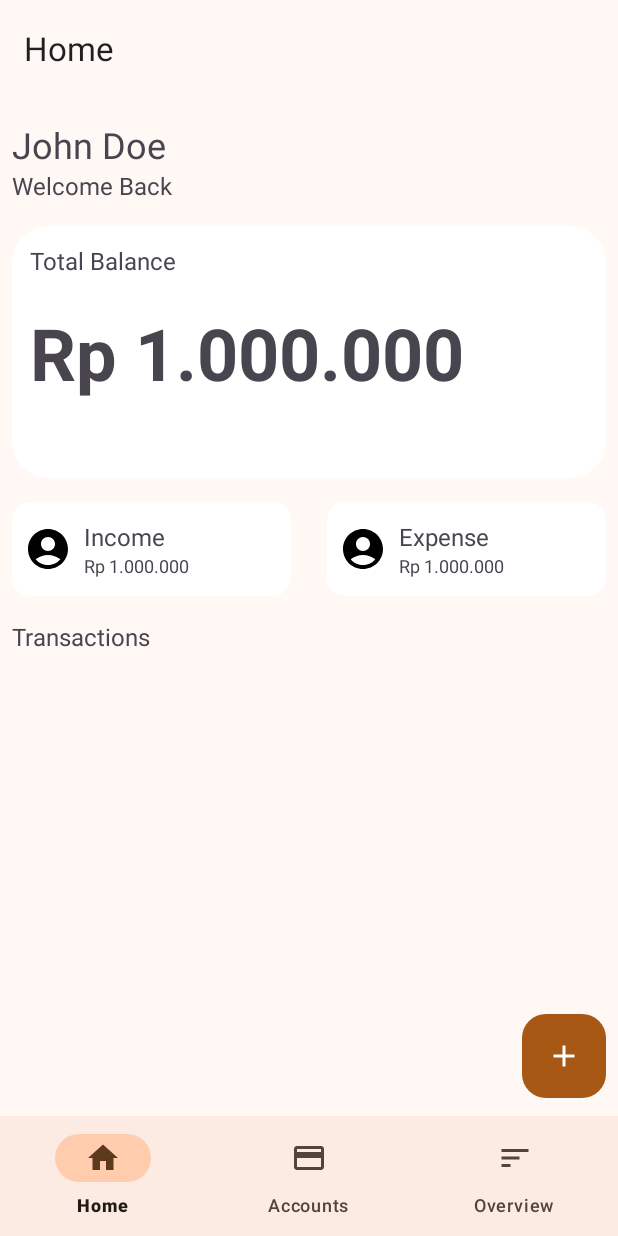
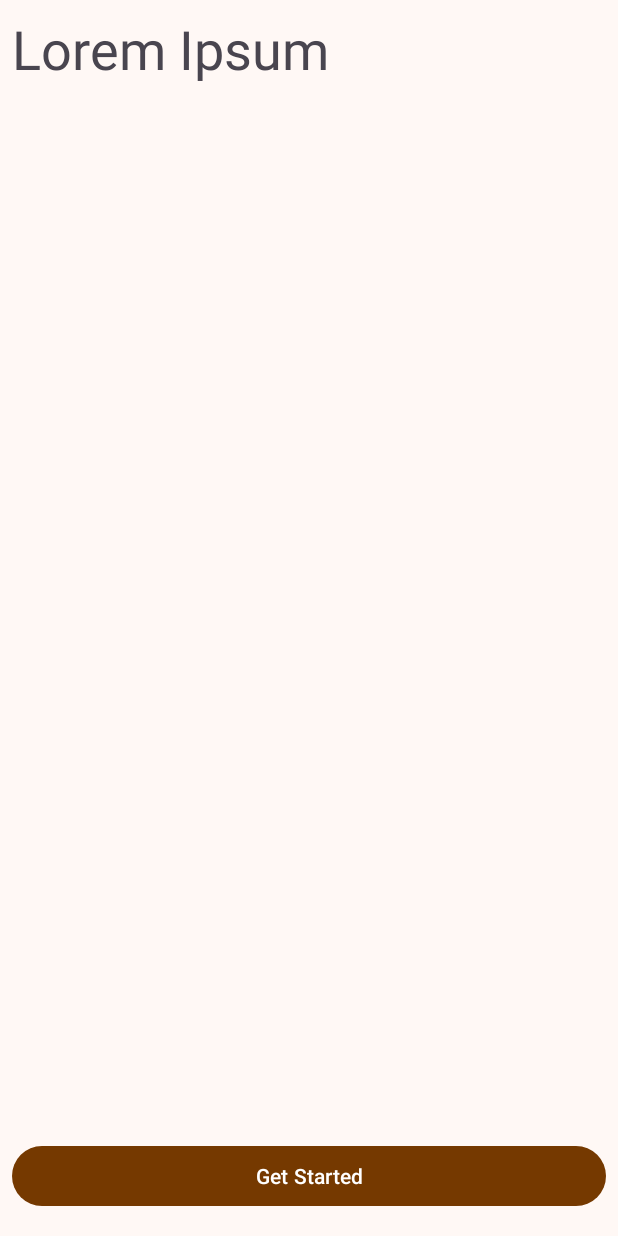
Before and after one commit to ZenMachi/PersonalFinance, an Android app: the screen it shows after launch (MainActivity before the commit, OnboardingActivity after it), on a phone screen of 412 x 824 dp. Run offline under Robolectric (Android 15) with nearby library versions, the phone set to English and light mode, and no system bars; our stand-ins replace Dagger/Hilt's generated code, Room's generated code, RxJava; 2 statements that could not run were skipped.

Commit message:
fix: Added OnboardingActivity but still check at home fragment need to move to MainActivity

```diff
--- a/app/src/main/java/com/dokari4/personalfinance/data/AppRepository.kt
+++ b/app/src/main/java/com/dokari4/personalfinance/data/AppRepository.kt
@@ -11,11 +11,14 @@ import com.dokari4.personalfinance.domain.model.User
 import com.dokari4.personalfinance.domain.repository.IAppRepository
 import com.dokari4.personalfinance.util.AppExecutors
 import com.dokari4.personalfinance.util.DataMapper
+import com.dokari4.personalfinance.util.OnboardingState
 import io.reactivex.CompletableObserver
 import io.reactivex.Flowable
 import io.reactivex.android.schedulers.AndroidSchedulers
 import io.reactivex.disposables.Disposable
 import io.reactivex.schedulers.Schedulers
+import kotlinx.coroutines.GlobalScope
+import kotlinx.coroutines.flow.Flow
 import javax.inject.Inject
 import javax.inject.Singleton
 
@@ -111,4 +114,12 @@ class AppRepository @Inject constructor(
             DataMapper.mapCategoryWithTransactionsEntityToDomain(it)
         }
     }
+
+    override fun checkOnboardingState(): Flow<OnboardingState> {
+        return localDataSource.checkOnboardingState()
+    }
+
+    override suspend fun setOnboardingState(state: OnboardingState) {
+        localDataSource.setOnboardingState(state)
+    }
 }
--- a/app/src/main/java/com/dokari4/personalfinance/data/local/LocalDataSource.kt
+++ b/app/src/main/java/com/dokari4/personalfinance/data/local/LocalDataSource.kt
@@ -1,5 +1,6 @@
 package com.dokari4.personalfinance.data.local
 
+import com.dokari4.personalfinance.data.local.datastore.DataStoreManager
 import com.dokari4.personalfinance.data.local.entity.AccountEntity
 import com.dokari4.personalfinance.data.local.entity.CategoryEntity
 import com.dokari4.personalfinance.data.local.entity.TransactionEntity
@@ -7,12 +8,16 @@ import com.dokari4.personalfinance.data.local.entity.UserEntity
 import com.dokari4.personalfinance.data.local.model.AccountWithTransactions
 import com.dokari4.personalfinance.data.local.model.CategoryCountTotal
 import com.dokari4.personalfinance.data.local.room.AppDao
+import com.dokari4.personalfinance.util.OnboardingState
 import io.reactivex.Flowable
 import javax.inject.Inject
 import javax.inject.Singleton
 
 @Singleton
-class LocalDataSource @Inject constructor(private val appDao: AppDao) {
+class LocalDataSource @Inject constructor(
+    private val appDao: AppDao,
+    private val manager: DataStoreManager
+) {
 
     fun getAccountList(): Flowable<List<AccountEntity>> = appDao.getAccountList()
 
@@ -35,4 +40,8 @@ class LocalDataSource @Inject constructor(private val appDao: AppDao) {
     fun insertCategory(category: CategoryEntity) = appDao.insertCategory(category)
 
     fun insertTransaction(transaction: TransactionEntity) = appDao.insertTransaction(transaction)
+
+    fun checkOnboardingState() = manager.checkOnboardingState
+
+    suspend fun setOnboardingState(state: OnboardingState) = manager.setOnboardingState(state)
 }
--- /dev/null
+++ b/app/src/main/java/com/dokari4/personalfinance/data/local/datastore/DataStoreManager.kt
@@ -0,0 +1,38 @@
+package com.dokari4.personalfinance.data.local.datastore
+
+import android.content.Context
+import androidx.datastore.core.DataStore
+import androidx.datastore.preferences.core.Preferences
+import androidx.datastore.preferences.core.booleanPreferencesKey
+import androidx.datastore.preferences.core.edit
+import androidx.datastore.preferences.preferencesDataStore
+import com.dokari4.personalfinance.util.OnboardingState
+import kotlinx.coroutines.flow.Flow
+import kotlinx.coroutines.flow.map
+
+val Context.dataStore: DataStore<Preferences> by preferencesDataStore(name = "onboarding")
+
+class DataStoreManager(context: Context) {
+
+    private val dataStore = context.dataStore
+
+    val checkOnboardingState: Flow<OnboardingState> = dataStore.data.map { preferences ->
+        when (preferences[ONBOARDING_KEY] ?: false) {
+            true -> OnboardingState.DONE
+            false -> OnboardingState.NOT_DONE
+        }
+    }
+
+    suspend fun setOnboardingState(onboardingState: OnboardingState) {
+        dataStore.edit { preferences ->
+            preferences[ONBOARDING_KEY] = when (onboardingState) {
+                OnboardingState.DONE -> true
+                OnboardingState.NOT_DONE -> false
+            }
+        }
+    }
+
+    companion object {
+        val ONBOARDING_KEY = booleanPreferencesKey("onboarding_key")
+    }
+}
--- /dev/null
+++ b/app/src/main/java/com/dokari4/personalfinance/di/DataStoreModule.kt
@@ -0,0 +1,24 @@
+package com.dokari4.personalfinance.di
+
+import android.content.Context
+import androidx.datastore.core.DataStore
+import androidx.datastore.core.DataStoreFactory
+import androidx.datastore.preferences.core.PreferenceDataStoreFactory
+import androidx.datastore.preferences.core.Preferences
+import androidx.datastore.preferences.preferencesDataStore
+import androidx.datastore.preferences.preferencesDataStoreFile
+import com.dokari4.personalfinance.data.local.datastore.DataStoreManager
+import dagger.Module
+import dagger.Provides
+import dagger.hilt.InstallIn
+import dagger.hilt.android.qualifiers.ApplicationContext
+import dagger.hilt.components.SingletonComponent
+import javax.inject.Singleton
+
+@Module
+@InstallIn(SingletonComponent::class)
+class DataStoreModule {
+    @Provides
+    @Singleton
+    fun providePreferencesDataStore(@ApplicationContext context: Context): DataStoreManager = DataStoreManager(context)
+}
--- a/app/src/main/java/com/dokari4/personalfinance/di/RepositoryModule.kt
+++ b/app/src/main/java/com/dokari4/personalfinance/di/RepositoryModule.kt
@@ -7,7 +7,7 @@ import dagger.Module
 import dagger.hilt.InstallIn
 import dagger.hilt.components.SingletonComponent
 
-@Module(includes = [DatabaseModule::class])
+@Module(includes = [DatabaseModule::class, DataStoreModule::class])
 @InstallIn(SingletonComponent::class)
 abstract class RepositoryModule {
 
--- a/app/src/main/java/com/dokari4/personalfinance/domain/repository/IAppRepository.kt
+++ b/app/src/main/java/com/dokari4/personalfinance/domain/repository/IAppRepository.kt
@@ -6,7 +6,9 @@ import com.dokari4.personalfinance.domain.model.Category
 import com.dokari4.personalfinance.domain.model.CategoryCountTotal
 import com.dokari4.personalfinance.domain.model.Transaction
 import com.dokari4.personalfinance.domain.model.User
+import com.dokari4.personalfinance.util.OnboardingState
 import io.reactivex.Flowable
+import kotlinx.coroutines.flow.Flow
 
 interface IAppRepository {
 
@@ -23,4 +25,6 @@ interface IAppRepository {
     fun getAccountIncomeList(accountId: Int): Flowable<List<Transaction>>
     fun getAccountsWithTransactions(): Flowable<List<AccountWithTransactions>>
     fun getCategoryTotalTransaction(): Flowable<List<CategoryCountTotal>>
+    fun checkOnboardingState(): Flow<OnboardingState>
+    suspend fun setOnboardingState(state: OnboardingState)
 }
--- a/app/src/main/java/com/dokari4/personalfinance/domain/usecase/AppUseCase.kt
+++ b/app/src/main/java/com/dokari4/personalfinance/domain/usecase/AppUseCase.kt
@@ -6,7 +6,9 @@ import com.dokari4.personalfinance.domain.model.Category
 import com.dokari4.personalfinance.domain.model.CategoryCountTotal
 import com.dokari4.personalfinance.domain.model.Transaction
 import com.dokari4.personalfinance.domain.model.User
+import com.dokari4.personalfinance.util.OnboardingState
 import io.reactivex.Flowable
+import kotlinx.coroutines.flow.Flow
 
 interface AppUseCase {
 
@@ -23,4 +25,6 @@ interface AppUseCase {
     fun getAccountIncomeList(accountId: Int): Flowable<List<Transaction>>
     fun getAccountsWithTransactions(): Flowable<List<AccountWithTransactions>>
     fun getCategoryTotalTransaction(): Flowable<List<CategoryCountTotal>>
+    fun checkOnboardingState(): Flow<OnboardingState>
+    suspend fun setOnboardingState(state: OnboardingState)
 }
--- a/app/src/main/java/com/dokari4/personalfinance/domain/usecase/AppUseCaseImpl.kt
+++ b/app/src/main/java/com/dokari4/personalfinance/domain/usecase/AppUseCaseImpl.kt
@@ -7,7 +7,9 @@ import com.dokari4.personalfinance.domain.model.CategoryCountTotal
 import com.dokari4.personalfinance.domain.model.Transaction
 import com.dokari4.personalfinance.domain.model.User
 import com.dokari4.personalfinance.domain.repository.IAppRepository
+import com.dokari4.personalfinance.util.OnboardingState
 import io.reactivex.Flowable
+import kotlinx.coroutines.flow.Flow
 import javax.inject.Inject
 
 class AppUseCaseImpl @Inject constructor(private val appRepository: IAppRepository) : AppUseCase {
@@ -24,5 +26,8 @@ class AppUseCaseImpl @Inject constructor(private val appRepository: IAppReposito
     override fun getAccountIncomeList(accountId: Int): Flowable<List<Transaction>>  = appRepository.getAccountIncomeList(accountId)
     override fun getAccountsWithTransactions(): Flowable<List<AccountWithTransactions>> = appRepository.getAccountsWithTransactions()
     override fun getCategoryTotalTransaction(): Flowable<List<CategoryCountTotal>> = appRepository.getCategoryTotalTransaction()
+    override fun checkOnboardingState(): Flow<OnboardingState> = appRepository.checkOnboardingState()
+
+    override suspend fun setOnboardingState(state: OnboardingState) = appRepository.setOnboardingState(state)
 
 }
--- a/app/src/main/java/com/dokari4/personalfinance/ui/home/HomeFragment.kt
+++ b/app/src/main/java/com/dokari4/personalfinance/ui/home/HomeFragment.kt
@@ -8,12 +8,16 @@ import android.view.View
 import android.view.ViewGroup
 import androidx.fragment.app.Fragment
 import androidx.fragment.app.viewModels
+import androidx.lifecycle.lifecycleScope
 import androidx.recyclerview.widget.LinearLayoutManager
 import com.dokari4.personalfinance.R
 import com.dokari4.personalfinance.databinding.FragmentHomeBinding
 import com.dokari4.personalfinance.ui.add_transaction.AddTransactionActivity
+import com.dokari4.personalfinance.ui.onboarding.OnboardingActivity
 import com.dokari4.personalfinance.util.CurrencyConverter
+import com.dokari4.personalfinance.util.OnboardingState
 import dagger.hilt.android.AndroidEntryPoint
+import kotlinx.coroutines.launch
 
 /**
  * A simple [Fragment] subclass.
@@ -32,6 +36,23 @@ class HomeFragment : Fragment() {
     ): View {
         binding = FragmentHomeBinding.inflate(inflater, container, false)
         return binding.root
+    }
+
+    override fun onStart() {
+        super.onStart()
+        lifecycleScope.launch {
+            viewModel.checkOnboardingState.collect { state ->
+               when (state) {
+                   OnboardingState.NOT_DONE -> {
+                       val intent = Intent(context, OnboardingActivity::class.java)
+                       startActivity(intent)
+                   }
+                   OnboardingState.DONE -> {
+
+                   }
+               }
+            }
+        }
     }
 
     override fun onViewCreated(view: View, savedInstanceState: Bundle?) {
--- a/app/src/main/java/com/dokari4/personalfinance/ui/home/HomeViewModel.kt
+++ b/app/src/main/java/com/dokari4/personalfinance/ui/home/HomeViewModel.kt
@@ -15,4 +15,5 @@ import javax.inject.Inject
 class HomeViewModel @Inject constructor(private val appUseCase: AppUseCase) : ViewModel() {
     val getTransactions = appUseCase.getTransactionList().toLiveData()
     val getAccountsWithTransactions = appUseCase.getAccountsWithTransactions().toLiveData()
+    val checkOnboardingState = appUseCase.checkOnboardingState()
 }
--- /dev/null
+++ b/app/src/main/java/com/dokari4/personalfinance/ui/onboarding/OnboardingActivity.kt
@@ -0,0 +1,19 @@
+package com.dokari4.personalfinance.ui.onboarding
+
+import android.os.Bundle
+import androidx.activity.enableEdgeToEdge
+import androidx.appcompat.app.AppCompatActivity
+import androidx.core.view.ViewCompat
+import androidx.core.view.WindowInsetsCompat
+import com.dokari4.personalfinance.R
+import com.dokari4.personalfinance.databinding.ActivityOnboardingBinding
+
+class OnboardingActivity : AppCompatActivity() {
+
+    private lateinit var binding: ActivityOnboardingBinding
+    override fun onCreate(savedInstanceState: Bundle?) {
+        super.onCreate(savedInstanceState)
+        binding = ActivityOnboardingBinding.inflate(layoutInflater)
+        setContentView(binding.root)
+    }
+}
--- /dev/null
+++ b/app/src/main/java/com/dokari4/personalfinance/util/OnboardingState.kt
@@ -0,0 +1,6 @@
+package com.dokari4.personalfinance.util
+
+enum class OnboardingState {
+    DONE,
+    NOT_DONE
+}
--- /dev/null
+++ b/app/src/main/res/layout/activity_onboarding.xml
@@ -0,0 +1,81 @@
+<?xml version="1.0" encoding="utf-8"?>
+<androidx.constraintlayout.motion.widget.MotionLayout xmlns:android="http://schemas.android.com/apk/res/android"
+    xmlns:app="http://schemas.android.com/apk/res-auto"
+    xmlns:tools="http://schemas.android.com/tools"
+    android:id="@+id/main"
+    android:layout_width="match_parent"
+    android:layout_height="match_parent"
+    app:layoutDescription="@xml/activity_onboarding_scene"
+    tools:context=".ui.onboarding.OnboardingActivity">
+
+    <androidx.constraintlayout.widget.ConstraintLayout
+        android:id="@+id/containerWelcome"
+        android:layout_width="match_parent"
+        android:layout_height="match_parent"
+        android:paddingHorizontal="8dp"
+        android:paddingVertical="8dp">
+
+        <TextView
+            android:id="@+id/tvTitle"
+            android:layout_width="wrap_content"
+            android:layout_height="wrap_content"
+            android:text="Lorem Ipsum"
+            android:textSize="36sp"
+            app:layout_constraintStart_toStartOf="parent"
+            app:layout_constraintTop_toTopOf="parent" />
+
+        <Button
+            android:id="@+id/btnNext"
+            android:layout_width="0dp"
+            android:layout_height="wrap_content"
+            android:layout_marginBottom="8dp"
+            android:text="Get Started"
+            app:layout_constraintBottom_toBottomOf="parent"
+            app:layout_constraintEnd_toEndOf="parent"
+            app:layout_constraintStart_toStartOf="parent" />
+
+    </androidx.constraintlayout.widget.ConstraintLayout>
+
+    <androidx.constraintlayout.widget.ConstraintLayout
+        android:id="@+id/containerFillData"
+        android:layout_width="match_parent"
+        android:layout_height="match_parent"
+        android:paddingHorizontal="8dp"
+        android:paddingVertical="8dp">
+
+        <TextView
+            android:id="@+id/tvTitleName"
+            android:layout_width="wrap_content"
+            android:layout_height="wrap_content"
+            android:text="Hi, Welcome to App"
+            android:textSize="24sp"
+            app:layout_constraintStart_toStartOf="parent"
+            app:layout_constraintTop_toTopOf="parent" />
+
+        <com.google.android.material.textfield.TextInputLayout
+            android:id="@+id/inputLayoutName"
+            android:layout_width="match_parent"
+            android:layout_height="wrap_content"
+            android:layout_marginTop="16dp"
+            android:hint="Enter Your Name"
+            app:layout_constraintTop_toBottomOf="@id/tvTitleName">
+
+            <com.google.android.material.textfield.TextInputEditText
+                android:id="@+id/inputName"
+                android:layout_width="match_parent"
+                android:layout_height="wrap_content" />
+
+        </com.google.android.material.textfield.TextInputLayout>
+
+        <com.google.android.material.floatingactionbutton.ExtendedFloatingActionButton
+            android:layout_width="wrap_content"
+            android:layout_height="wrap_content"
+            android:text="Done"
+            app:layout_constraintBottom_toBottomOf="parent"
+            app:layout_constraintEnd_toEndOf="parent"/>
+
+
+    </androidx.constraintlayout.widget.ConstraintLayout>
+
+
+</androidx.constraintlayout.motion.widget.MotionLayout>
--- /dev/null
+++ b/app/src/main/res/xml/activity_onboarding_scene.xml
@@ -0,0 +1,38 @@
+<?xml version="1.0" encoding="utf-8"?>
+<MotionScene xmlns:android="http://schemas.android.com/apk/res/android"
+    xmlns:motion="http://schemas.android.com/apk/res-auto">
+
+    <Transition
+        motion:constraintSetEnd="@+id/end"
+        motion:constraintSetStart="@id/start"
+        motion:duration="400">
+        <KeyFrameSet></KeyFrameSet>
+        <OnClick
+            motion:clickAction="transitionToEnd"
+            motion:targetId="@id/btnNext" />
+    </Transition>
+
+    <ConstraintSet android:id="@+id/start">
+        <Constraint
+            android:id="@+id/containerWelcome"
+            android:layout_width="match_parent"
+            android:layout_height="match_parent" />
+        <Constraint
+            android:id="@+id/containerFillData"
+            android:layout_width="0dp"
+            android:layout_height="match_parent"
+            motion:layout_constraintStart_toEndOf="@id/containerWelcome" />
+    </ConstraintSet>
+
+    <ConstraintSet android:id="@+id/end">
+        <Constraint
+            android:id="@+id/containerWelcome"
+            android:layout_width="0dp"
+            android:layout_height="match_parent"
+            motion:layout_constraintEnd_toStartOf="@id/containerFillData" />
+        <Constraint
+            android:id="@+id/containerFillData"
+            android:layout_width="match_parent"
+            android:layout_height="match_parent" />
+    </ConstraintSet>
+</MotionScene>
```
Also changed, not shown: app/build.gradle.kts (+9 -0 lines), app/src/main/AndroidManifest.xml (+7 -4 lines).
